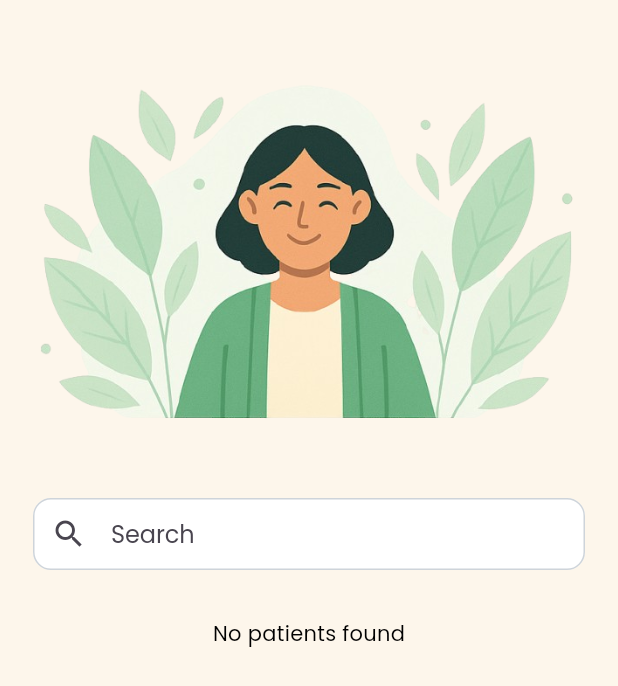
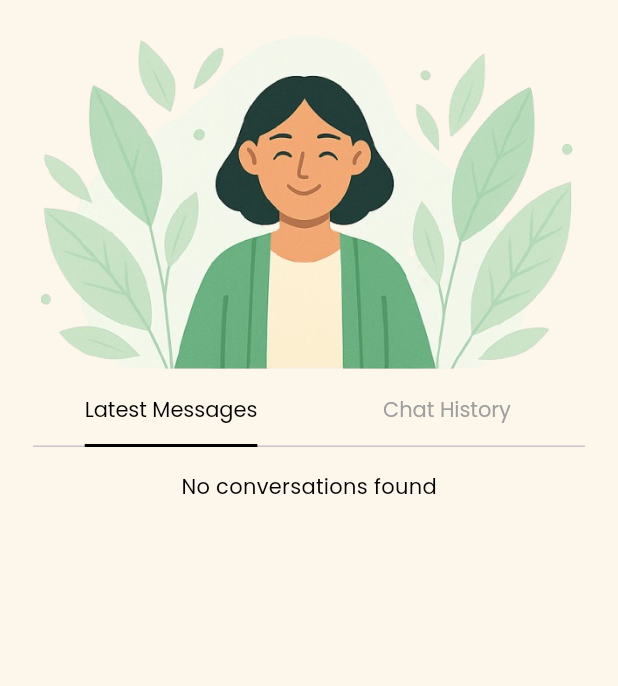
Before and after one commit to HappySR/Innerly, a Flutter app: the PatientsPage screen opened directly, on a phone screen of 412 x 824 dp. Shown: the top 686 px of the screen. Run offline on Flutter 3.47's test engine with Material 3 defaults, Android fonts, the phone set to English and light mode, and no system bars; our stand-ins replace audioplayers, chewie, circular_countdown_timer, confetti, file_picker, flutter_dotenv and 11 more; missing offline and left inert: flame, record, sudoku_dart; accounts and stored records are empty.

Commit message:
Made Chat History for Therapists

```diff
--- a/innerly/lib/home/pages/therapists/therapist_patients.dart
+++ b/innerly/lib/home/pages/therapists/therapist_patients.dart
@@ -27,85 +27,100 @@ class PatientsPage extends StatefulWidget {
   State<PatientsPage> createState() => _PatientsPageState();
 }
 
-class _PatientsPageState extends State<PatientsPage> {
+class _PatientsPageState extends State<PatientsPage>
+    with SingleTickerProviderStateMixin {
   final SupabaseClient _supabase = Supabase.instance.client;
   List<Patient> _patients = [];
+  List<Patient> _chatHistory = [];
   bool _isLoading = true;
   String? _errorMessage;
+  late TabController _tabController;
+  late RealtimeChannel _messagesChannel;
 
   @override
   void initState() {
     super.initState();
-    _fetchPatients();
+    _tabController = TabController(length: 2, vsync: this);
+    _messagesChannel = _supabase.channel('patients_messages');
+    _setupRealtimeUpdates();
+    _fetchData();
   }
 
-  Future<void> _fetchPatients() async {
+  void _setupRealtimeUpdates() {
+    _messagesChannel = Supabase.instance.client
+        .channel('public:private_messages')
+        .onPostgresChanges(
+      event: PostgresChangeEvent.insert,
+      schema: 'public',
+      table: 'private_messages',
+      callback: (payload) {
+        if (mounted) {
+          _fetchData(); // Refresh data when new message is inserted
+        }
+      },
+    )
+        .subscribe();
+  }
+
+  Future<void> _fetchData() async {
     try {
       final currentUser = _supabase.auth.currentUser;
       if (currentUser == null) throw Exception('User not authenticated');
 
-      // First, query the user_profiles table to check its structure
-      final profilesStructure = await _supabase
-          .from('user_profiles')
-          .select()
-          .limit(1);
-
-      // Now use the appropriate field names in your main query
-      final response = await _supabase
+      // Fetch latest received messages
+      final messagesResponse = await _supabase
           .from('private_messages')
-          .select('''
-          sender_id,
-          created_at,
-          user_profiles!sender_id(*)
-        ''')
+          .select('sender_id, created_at, user_profiles!sender_id(*)')
           .eq('receiver_id', currentUser.id)
           .order('created_at', ascending: false);
 
+      // Fetch sent messages history
+      final historyResponse = await _supabase
+          .from('private_messages')
+          .select('receiver_id, created_at, user_profiles!receiver_id(*)')
+          .eq('sender_id', currentUser.id)
+          .order('created_at', ascending: false);
+
+      if (mounted) {
+        setState(() {
+          _patients = _processMessages(messagesResponse, isReceived: true);
+          _chatHistory = _processMessages(historyResponse, isReceived: false);
+          _isLoading = false;
+        });
+      }
+    } catch (e) {
+      if (mounted) {
+        setState(() {
+          _errorMessage = 'Failed to load data: ${e.toString()}';
+          _isLoading = false;
+        });
+      }
+    }
+  }
+
+  List<Patient> _processMessages(List<dynamic> response, {required bool isReceived}) {
     final Map<String, Patient> uniquePatients = {};
     for (final message in response) {
-        final senderId = message['sender_id'] as String;
-        if (uniquePatients.containsKey(senderId)) continue;
+      final patientId = isReceived
+          ? message['sender_id'] as String
+          : message['receiver_id'] as String;
+
+      if (uniquePatients.containsKey(patientId)) continue;
 
       final profile = (message['user_profiles'] as Map<String, dynamic>?) ?? {};
 
-        // Print the profile structure to debug
-        print('Profile structure: $profile');
+      final name = profile['name'] ?? 'User#${patientId.substring(0, 6)}';
+      final userIssue = profile['issue'] ?? 'Not specified';
 
-        // Try to find the right field names
-        final name = profile['name'] ??
-            profile['user_name'] ??
-            profile['username'] ??
-            profile['display_name'] ??
-            'User#${senderId.substring(0, 6)}';
-
-        final userIssue = profile['issue'] ??
-            profile['health_issue'] ??
-            profile['problem'] ??
-            'Not specified';
-
-        uniquePatients[senderId] = Patient(
-          id: senderId,
+      uniquePatients[patientId] = Patient(
+        id: patientId,
         name: name,
         issue: userIssue,
         isActive: true,
         lastMessageTime: DateTime.parse(message['created_at'] as String),
       );
     }
-
-      if (mounted) {
-        setState(() {
-          _patients = uniquePatients.values.toList();
-          _isLoading = false;
-        });
-      }
-    } catch (e) {
-      if (mounted) {
-        setState(() {
-          _errorMessage = 'Failed to load patients: ${e.toString()}';
-          _isLoading = false;
-        });
-      }
-    }
+    return uniquePatients.values.toList();
   }
 
   @override
@@ -113,87 +128,81 @@ class _PatientsPageState extends State<PatientsPage> {
     return Scaffold(
       backgroundColor: const Color(0xFFFDF6EB),
       body: SafeArea(
-        child: SingleChildScrollView(
+        child: Column(
+          children: [
+            // Top illustration
+            Container(
+              padding: const EdgeInsets.fromLTRB(22, 16, 22, 0),
+              height: 250,
+              child: Image.asset(
+                'assets/images/patients.png',
+                fit: BoxFit.contain,
+              ),
+            ),
+
+            // Tabs
+            Container(
+              padding: const EdgeInsets.symmetric(horizontal: 22),
+              child: TabBar(
+                controller: _tabController,
+                labelColor: Colors.black,
+                unselectedLabelColor: Colors.grey,
+                indicator: BoxDecoration(
+                  border: Border(
+                    bottom: BorderSide(color: Colors.black, width: 2),
+                  ),
+                ),
+                tabs: const [
+                  Tab(text: 'Latest Messages'),
+                  Tab(text: 'Chat History'),
+                ],
+              ),
+            ),
+
+            Expanded(
+              child: TabBarView(
+                controller: _tabController,
+                children: [
+                  _buildContent(_patients),
+                  _buildContent(_chatHistory),
+                ],
+              ),
+            ),
+          ],
+        ),
+      ),
+    );
+  }
+
+  Widget _buildContent(List<Patient> patients) {
+    return SingleChildScrollView(
       child: Padding(
         padding: const EdgeInsets.fromLTRB(22, 16, 22, 16),
         child: Column(
-              crossAxisAlignment: CrossAxisAlignment.start,
           children: [
-                // Top illustration
-                Container(
-                  padding: const EdgeInsets.fromLTRB(0, 0, 0, 16),
-                  alignment: Alignment.center,
-                  child: Image.asset(
-                    'assets/images/patients.png',
-                    height: 300,
-                  ),
-                ),
-
-                // Search bar
-                Container(
-                  padding: const EdgeInsets.fromLTRB(0, 0, 0, 16),
-                  child: TextField(
-                    decoration: InputDecoration(
-                      filled: true,
-                      fillColor: Colors.white,
-                      hintText: 'Search',
-                      contentPadding: const EdgeInsets.symmetric(
-                        horizontal: 12,
-                      ),
-                      prefixIcon: const Icon(Icons.search),
-                      border: OutlineInputBorder(
-                        borderRadius: BorderRadius.circular(12),
-                        borderSide: const BorderSide(
-                          color: Color(0xFFCED4DA),
-                          width: 1,
-                        ),
-                      ),
-                      enabledBorder: OutlineInputBorder(
-                        borderRadius: BorderRadius.circular(12),
-                        borderSide: const BorderSide(
-                          color: Color(0xFFCED4DA),
-                          width: 1,
-                        ),
-                      ),
-                      focusedBorder: OutlineInputBorder(
-                        borderRadius: BorderRadius.circular(12),
-                        borderSide: const BorderSide(
-                          color: Color(0xFF4CAF50),
-                          width: 1,
-                        ),
-                      ),
-                    ),
-                  ),
-                ),
-                const SizedBox(height: 16),
-
             // Loading/Error states
-                if (_isLoading)
-                  const Center(child: CircularProgressIndicator()),
-                if (_errorMessage != null)
-                  Center(child: Text(_errorMessage!)),
-                if (!_isLoading && _patients.isEmpty)
-                  const Center(child: Text('No patients found')),
+            if (_isLoading) const Center(child: CircularProgressIndicator()),
+            if (_errorMessage != null) Center(child: Text(_errorMessage!)),
+            if (!_isLoading && patients.isEmpty)
+              const Center(child: Text('No conversations found')),
 
             // Patient List
-                if (!_isLoading && _patients.isNotEmpty)
+            if (!_isLoading && patients.isNotEmpty)
               ListView.builder(
                 physics: const NeverScrollableScrollPhysics(),
                 shrinkWrap: true,
-                    itemCount: _patients.length,
+                itemCount: patients.length,
                 itemBuilder: (context, index) {
                   return Column(
                     children: [
-                          _buildPatientCard(context, _patients[index]),
-                          if (index != _patients.length - 1)
+                      _buildPatientCard(context, patients[index]),
+                      if (index != patients.length - 1)
                         const SizedBox(height: 12),
                     ],
                   );
                 },
               ),
           ],
-            ),
-          ),
         ),
       ),
     );
@@ -204,9 +213,7 @@ class _PatientsPageState extends State<PatientsPage> {
       onTap: () {
         Navigator.push(
           context,
-          MaterialPageRoute(
-            builder: (context) => const PatientDetails(),
-          ),
+          MaterialPageRoute(builder: (context) => const PatientDetails()),
         );
       },
       child: Container(
@@ -286,7 +293,7 @@ class _PatientsPageState extends State<PatientsPage> {
                   ),
                   const SizedBox(height: 12),
 
-                  // Buttons
+                  // Buttons - Fixed widget hierarchy here
                   Row(
                     children: [
                       Expanded(
@@ -396,4 +403,11 @@ class _PatientsPageState extends State<PatientsPage> {
       ),
     );
   }
+
+  @override
+  void dispose() {
+    _messagesChannel.unsubscribe();
+    _tabController.dispose();
+    super.dispose();
   }
+}
```
Lines whose indentation alone changed are shown as unchanged.
